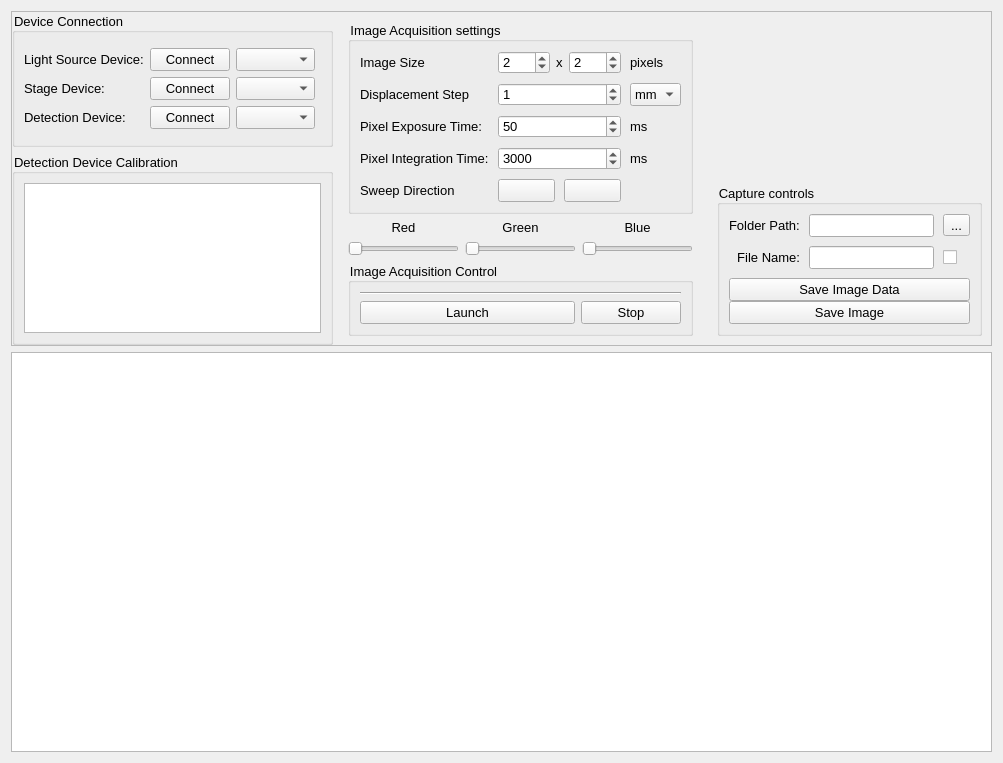
Old version of the form gui/views/microRamanViewUi.ui in the repository PyMarc2/OceanOpticsSpectroViewer.
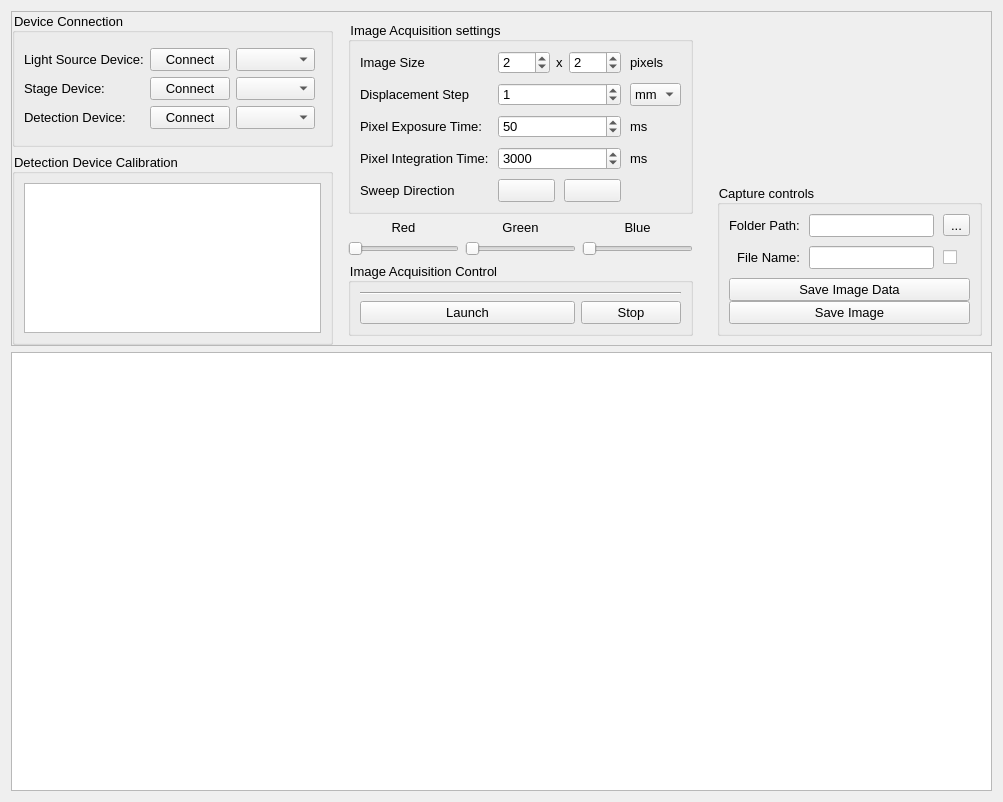
New version of the form. Custom widgets are drawn as their Qt base class.

Commit message: interchanged image size buttons in the ui

The edit to the form file:
```diff
--- a/gui/views/microRamanViewUi.ui
+++ b/gui/views/microRamanViewUi.ui
@@ -7,7 +7,7 @@
     <x>0</x>
     <y>0</y>
     <width>1003</width>
-    <height>755</height>
+    <height>802</height>
    </rect>
   </property>
   <property name="windowTitle">
@@ -408,7 +408,7 @@
                   <number>0</number>
                  </property>
                  <item>
-                  <widget class="QSpinBox" name="sb_height">
+                  <widget class="QSpinBox" name="sb_width">
                    <property name="minimum">
                     <number>1</number>
                    </property>
@@ -434,7 +434,7 @@
                   </widget>
                  </item>
                  <item>
-                  <widget class="QSpinBox" name="sb_width">
+                  <widget class="QSpinBox" name="sb_height">
                    <property name="minimum">
                     <number>1</number>
                    </property>
```
The commit also changes 1 other file.
